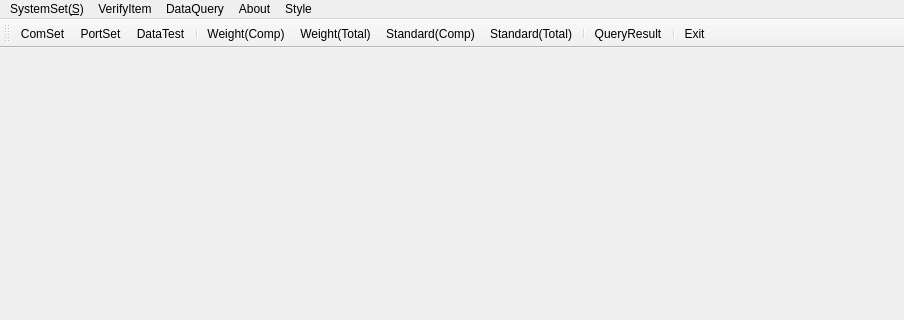
Above: source/gui/ui/mainform.ui from flimmy78/qtverify before the change; both pictures show x 0 to 904 and y 0 to 320 of the 904 by 582 pixel window. Below: the same form after it.
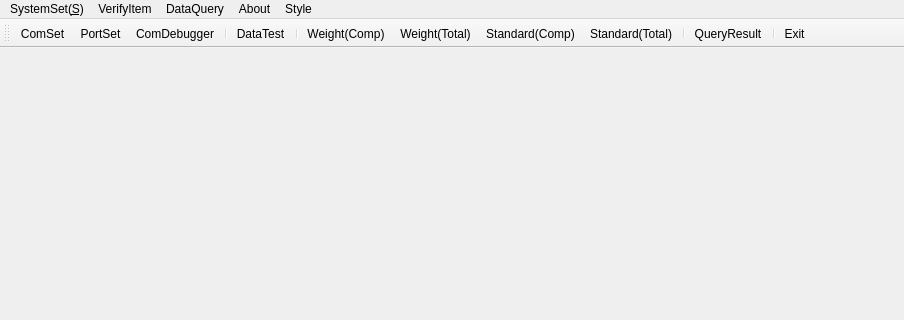
That is the form after the change. Icons and pictures are not drawn. Custom widgets are drawn as their Qt base class.

Patch:
```diff
--- a/source/gui/ui/mainform.ui
+++ b/source/gui/ui/mainform.ui
@@ -192,6 +192,8 @@
    </attribute>
    <addaction name="actionComSet"/>
    <addaction name="actionPortSet"/>
+   <addaction name="actionComDebuger"/>
+   <addaction name="separator"/>
    <addaction name="actionTest"/>
    <addaction name="separator"/>
    <addaction name="actionWeightComp"/>
```
Left out of the diff: 2 changed lines with no effect on the pictures.
